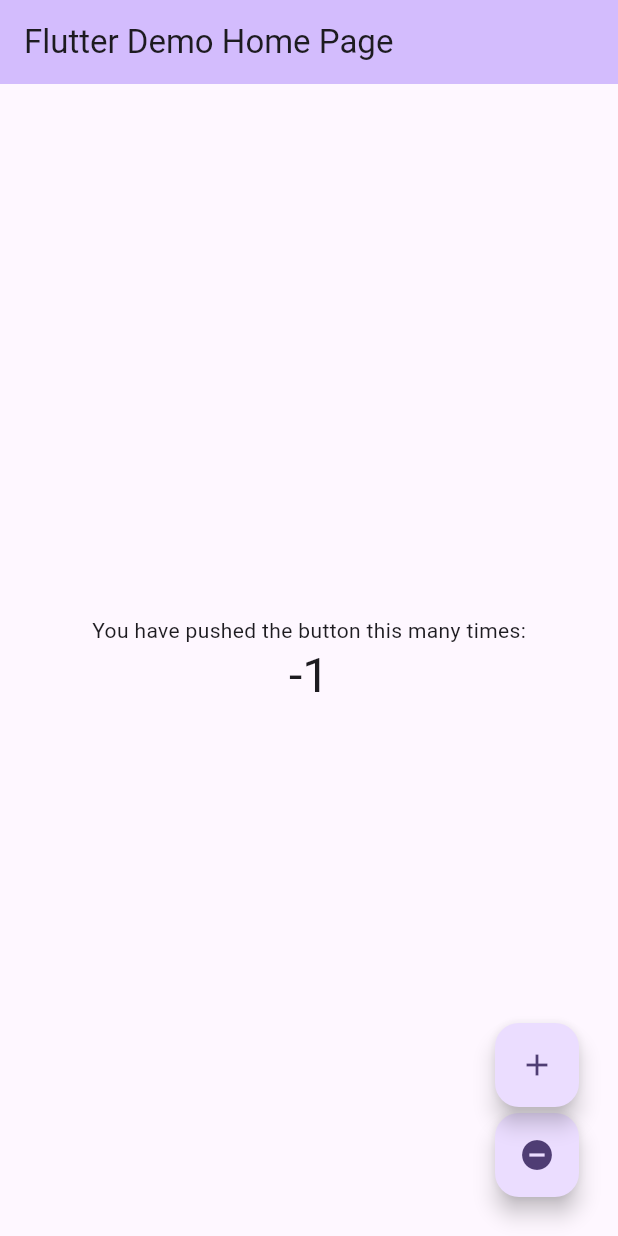
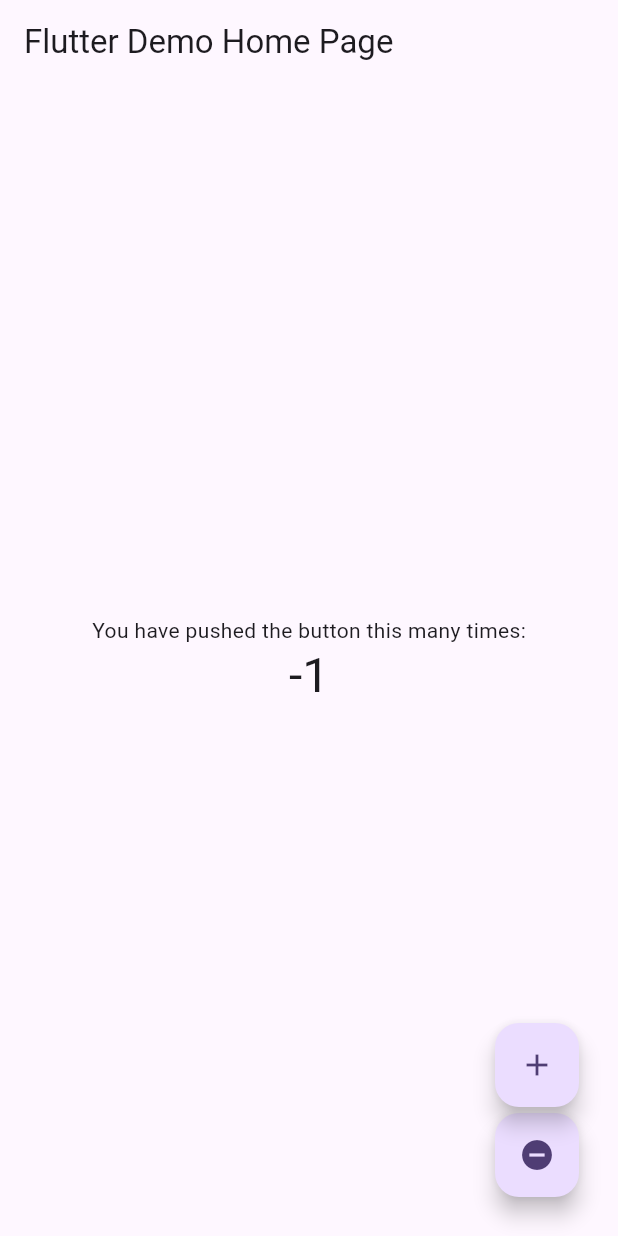
Before and after one commit to Blacknahil/UGR-6739-14-Lab-Exercises, a Flutter app: the screen it shows after launch, after a tap on the "remove circle" icon, on a phone screen of 412 x 824 dp. Run offline on Flutter 3.47's test engine with Material 3 defaults, Android fonts, the phone set to English and light mode, and no system bars.

Commit message:
fixed some things i forgot in the previous commit

```diff
--- a/providers_lab/states_/lib/main.dart
+++ b/providers_lab/states_/lib/main.dart
@@ -3,8 +3,8 @@ import 'package:provider/provider.dart';
 import 'package:states_/counter.dart';
 
 void main() {
-  runApp(ChangeNotifierProvider(
-      create: (context) => Counter(), child: const MyApp()));
+  runApp(
+      ChangeNotifierProvider(create: (context) => Counter(), child: MyApp()));
 }
 
 class MyApp extends StatelessWidget {
@@ -16,21 +16,6 @@ class MyApp extends StatelessWidget {
     return MaterialApp(
       title: 'Flutter Demo',
       theme: ThemeData(
-        // This is the theme of your application.
-        //
-        // TRY THIS: Try running your application with "flutter run". You'll see
-        // the application has a purple toolbar. Then, without quitting the app,
-        // try changing the seedColor in the colorScheme below to Colors.green
-        // and then invoke "hot reload" (save your changes or press the "hot
-        // reload" button in a Flutter-supported IDE, or press "r" if you used
-        // the command line to start the app).
-        //
-        // Notice that the counter didn't reset back to zero; the application
-        // state is not lost during the reload. To reset the state, use hot
-        // restart instead.
-        //
-        // This works for code too, not just values: Most code changes can be
-        // tested with just a hot reload.
         colorScheme: ColorScheme.fromSeed(seedColor: Colors.deepPurple),
         useMaterial3: true,
       ),
@@ -39,36 +24,15 @@ class MyApp extends StatelessWidget {
   }
 }
 
-class MyHomePage extends StatefulWidget {
+class MyHomePage extends StatelessWidget {
   const MyHomePage({super.key, required this.title});
 
   final String title;
-
-  @override
-  State<MyHomePage> createState() => _MyHomePageState();
-}
-
-class _MyHomePageState extends State<MyHomePage> {
-  int _counter = 0;
-
-  void _incrementCounter() {
-    setState(() {
-      _counter++;
-    });
-  }
-
-  void _decrementCounter() {
-    setState(() {
-      _counter--;
-    });
-  }
-
   @override
   Widget build(BuildContext context) {
     return Scaffold(
       appBar: AppBar(
-        backgroundColor: Theme.of(context).colorScheme.inversePrimary,
-        title: Text(widget.title),
+        title: Text(title),
       ),
       body: Center(
         child: Column(
@@ -84,7 +48,8 @@ class _MyHomePageState extends State<MyHomePage> {
           ],
         ),
       ),
-      floatingActionButton: Stack(children: <Widget>[
+      floatingActionButton: Stack(
+        children: <Widget>[
           Positioned(
             bottom: 10.0,
             right: 10.0,
@@ -105,8 +70,8 @@ class _MyHomePageState extends State<MyHomePage> {
               ),
             ),
           )
-      ]),
-      // This trailing comma makes auto-formatting nicer for build methods.
+        ],
+      ),
     );
   }
 }
```
Lines whose indentation alone changed are shown as unchanged.
